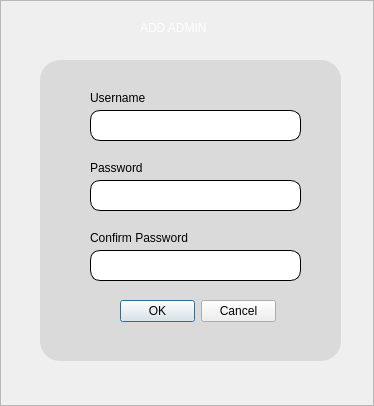
The window that ui/addAdmin.ui (HimoJCode/Automated-Attendance-Tracking) describes before a commit, drawn with Qt 5.
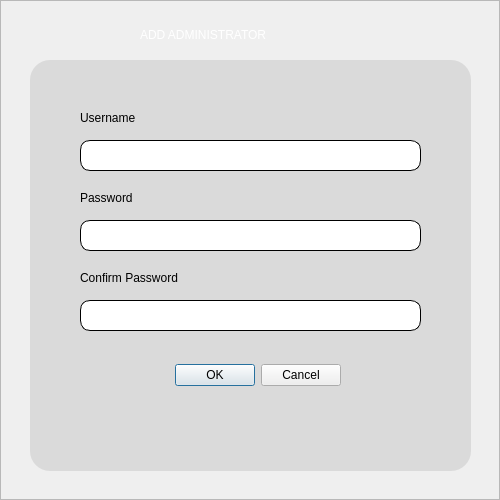
The same window after the commit. Icons and pictures are not drawn.

```diff
--- a/ui/addAdmin.ui
+++ b/ui/addAdmin.ui
@@ -6,8 +6,8 @@
    <rect>
     <x>0</x>
     <y>0</y>
-    <width>374</width>
-    <height>406</height>
+    <width>500</width>
+    <height>500</height>
    </rect>
   </property>
   <property name="windowTitle">
@@ -47,8 +47,8 @@
        <rect>
         <x>140</x>
         <y>20</y>
-        <width>101</width>
-        <height>16</height>
+        <width>251</width>
+        <height>31</height>
        </rect>
       </property>
       <property name="styleSheet">
@@ -56,16 +56,16 @@
 color: #ffffff;</string>
       </property>
       <property name="text">
-       <string>ADD ADMIN</string>
+       <string>&lt;html&gt;&lt;head/&gt;&lt;body&gt;&lt;p&gt;ADD ADMINISTRATOR&lt;/p&gt;&lt;/body&gt;&lt;/html&gt;</string>
       </property>
      </widget>
      <widget class="QFrame" name="updateFormFrame">
       <property name="geometry">
        <rect>
-        <x>40</x>
+        <x>30</x>
         <y>60</y>
-        <width>301</width>
-        <height>301</height>
+        <width>441</width>
+        <height>411</height>
        </rect>
       </property>
       <property name="styleSheet">
@@ -95,8 +95,8 @@
        <property name="geometry">
         <rect>
          <x>50</x>
-         <y>50</y>
-         <width>211</width>
+         <y>80</y>
+         <width>341</width>
          <height>31</height>
         </rect>
        </property>
@@ -105,8 +105,8 @@
        <property name="geometry">
         <rect>
          <x>50</x>
-         <y>120</y>
-         <width>211</width>
+         <y>160</y>
+         <width>341</width>
          <height>31</height>
         </rect>
        </property>
@@ -118,8 +118,8 @@
        <property name="geometry">
         <rect>
          <x>50</x>
-         <y>30</y>
-         <width>71</width>
+         <y>50</y>
+         <width>91</width>
          <height>16</height>
         </rect>
        </property>
@@ -131,7 +131,7 @@
        <property name="geometry">
         <rect>
          <x>50</x>
-         <y>100</y>
+         <y>130</y>
          <width>71</width>
          <height>16</height>
         </rect>
@@ -143,10 +143,10 @@
       <widget class="QDialogButtonBox" name="buttonBox">
        <property name="geometry">
         <rect>
-         <x>80</x>
-         <y>240</y>
-         <width>156</width>
-         <height>23</height>
+         <x>120</x>
+         <y>290</y>
+         <width>191</width>
+         <height>51</height>
         </rect>
        </property>
        <property name="standardButtons">
@@ -157,8 +157,8 @@
        <property name="geometry">
         <rect>
          <x>50</x>
-         <y>190</y>
-         <width>211</width>
+         <y>240</y>
+         <width>341</width>
          <height>31</height>
         </rect>
        </property>
@@ -170,8 +170,8 @@
        <property name="geometry">
         <rect>
          <x>50</x>
-         <y>170</y>
-         <width>121</width>
+         <y>210</y>
+         <width>141</width>
          <height>16</height>
         </rect>
        </property>
```
Left out of the diff: 2 changed lines with no effect on the pictures.
